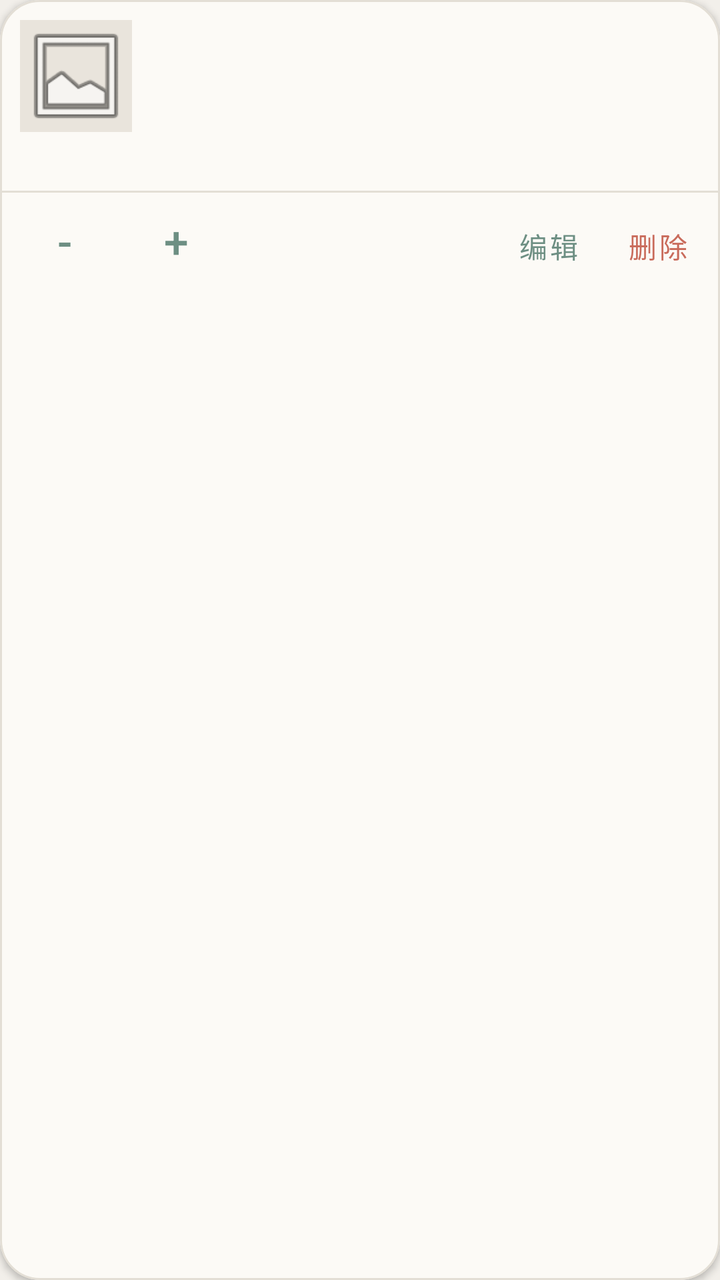
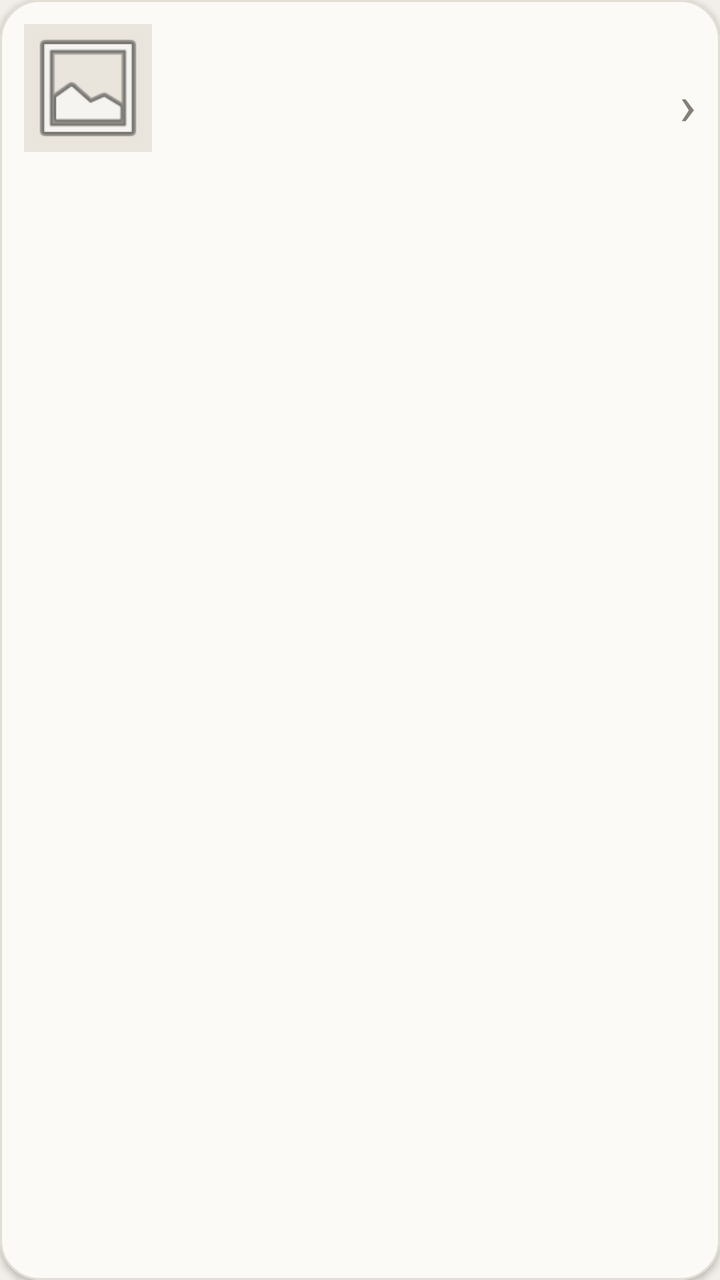

Two renders of the same Android screen: before a commit and after it. Below are the layout's source before the change and the commit's diff.
<!-- AndroidManifest.xml: application theme Theme.PartManager -->
<!-- res/layout/item_part.xml -->
<?xml version="1.0" encoding="utf-8"?>
<com.google.android.material.card.MaterialCardView xmlns:android="http://schemas.android.com/apk/res/android"
    xmlns:app="http://schemas.android.com/apk/res-auto"
    android:layout_width="match_parent"
    android:layout_height="wrap_content"
    android:layout_marginLeft="4dp"
    android:layout_marginTop="6dp"
    android:layout_marginRight="4dp"
    android:layout_marginBottom="6dp"
    android:clickable="false"
    android:focusable="false"
    app:cardBackgroundColor="@color/morandi_card"
    app:cardCornerRadius="20dp"
    app:cardElevation="2dp"
    app:strokeColor="@color/divider"
    app:strokeWidth="1dp">

    <LinearLayout
        android:layout_width="match_parent"
        android:layout_height="wrap_content"
        android:orientation="vertical">

        <LinearLayout
            android:layout_width="match_parent"
            android:layout_height="wrap_content"
            android:orientation="horizontal"
            android:paddingStart="10dp"
            android:paddingTop="10dp"
            android:paddingEnd="10dp"
            android:paddingBottom="6dp">

            <ImageView
                android:id="@+id/imgPart"
                android:layout_width="56dp"
                android:layout_height="56dp"
                android:background="@color/morandi_input"
                android:scaleType="centerCrop"
                android:src="@android:drawable/ic_menu_gallery" />

            <LinearLayout
                android:layout_width="0dp"
                android:layout_height="wrap_content"
                android:layout_marginStart="10dp"
                android:layout_weight="1"
                android:orientation="vertical">

                <TextView
                    android:id="@+id/tvTitle"
                    android:layout_width="match_parent"
                    android:layout_height="wrap_content"
                    android:textColor="@color/text_primary"
                    android:textSize="16sp"
                    android:textStyle="bold" />

                <TextView
                    android:id="@+id/tvCode"
                    android:layout_width="match_parent"
                    android:layout_height="wrap_content"
                    android:layout_marginTop="2dp"
                    android:textColor="@color/text_secondary"
                    android:textSize="12sp" />

                <TextView
                    android:id="@+id/tvQty"
                    android:layout_width="match_parent"
                    android:layout_height="wrap_content"
                    android:layout_marginTop="2dp"
                    android:textColor="@color/primary"
                    android:textSize="14sp"
                    android:textStyle="bold" />

                <TextView
                    android:id="@+id/tvMeta"
                    android:layout_width="match_parent"
                    android:layout_height="wrap_content"
                    android:layout_marginTop="2dp"
                    android:textColor="@color/text_secondary"
                    android:textSize="12sp" />
            </LinearLayout>
        </LinearLayout>

        <View
            android:layout_width="match_parent"
            android:layout_height="1dp"
            android:background="@color/divider" />

        <LinearLayout
            android:layout_width="match_parent"
            android:layout_height="wrap_content"
            android:orientation="horizontal"
            android:paddingStart="4dp"
            android:paddingEnd="4dp">

            <com.google.android.material.button.MaterialButton
                android:id="@+id/btnMinus"
                style="@style/Widget.MaterialComponents.Button.TextButton"
                android:layout_width="56dp"
                android:layout_height="48dp"
                android:insetTop="0dp"
                android:insetBottom="0dp"
                android:minWidth="0dp"
                android:text="-"
                android:textColor="@color/primary"
                android:textSize="22sp"
                app:iconPadding="0dp"
                app:iconTint="@color/primary" />

            <com.google.android.material.button.MaterialButton
                android:id="@+id/btnPlus"
                style="@style/Widget.MaterialComponents.Button.TextButton"
                android:layout_width="56dp"
                android:layout_height="48dp"
                android:insetTop="0dp"
                android:insetBottom="0dp"
                android:minWidth="0dp"
                android:text="+"
                android:textColor="@color/primary"
                android:textSize="22sp"
                app:iconPadding="0dp"
                app:iconTint="@color/primary" />

            <View
                android:layout_width="0dp"
                android:layout_height="1dp"
                android:layout_weight="1" />

            <com.google.android.material.button.MaterialButton
                android:id="@+id/btnEdit"
                style="@style/Widget.MaterialComponents.Button.TextButton"
                android:layout_width="wrap_content"
                android:layout_height="48dp"
                android:insetTop="0dp"
                android:insetBottom="0dp"
                android:minWidth="0dp"
                android:paddingStart="12dp"
                android:paddingEnd="12dp"
                android:text="编辑"
                android:textColor="@color/primary"
                android:textSize="14sp"
                app:iconPadding="0dp"
                app:iconTint="@color/primary" />

            <com.google.android.material.button.MaterialButton
                android:id="@+id/btnDelete"
                style="@style/Widget.MaterialComponents.Button.TextButton"
                android:layout_width="wrap_content"
                android:layout_height="48dp"
                android:insetTop="0dp"
                android:insetBottom="0dp"
                android:minWidth="0dp"
                android:paddingStart="12dp"
                android:paddingEnd="12dp"
                android:text="删除"
                android:textColor="@color/error"
                android:textSize="14sp"
                app:iconPadding="0dp"
                app:iconTint="@color/error" />

        </LinearLayout>

    </LinearLayout>

</com.google.android.material.card.MaterialCardView>
<!-- resources referenced by this layout -->
<resources>
  <color name="divider">#E3DED5</color>
  <color name="error">#C96B5B</color>
  <color name="morandi_card">#FCFAF6</color>
  <color name="morandi_input">#E9E4DC</color>
  <color name="primary">#6D8F83</color>
  <color name="text_primary">#3B3A36</color>
  <color name="text_secondary">#858077</color>
  <style name="Theme.PartManager" parent="Theme.MaterialComponents.Light.NoActionBar">
          <item name="colorPrimary">@color/primary</item>
          <item name="colorPrimaryVariant">@color/primary_dark</item>
          <item name="colorOnPrimary">@color/on_primary</item>
          <item name="colorSecondary">@color/accent</item>
          <item name="colorSecondaryVariant">@color/accent</item>
          <item name="colorOnSecondary">@color/on_primary</item>
          <item name="colorSurface">@color/morandi_surface</item>
          <item name="colorOnSurface">@color/text_primary</item>
          <item name="colorError">@color/error</item>
          <item name="android:colorBackground">@color/morandi_background</item>
          <item name="android:windowBackground">@color/morandi_background</item>
          <item name="android:statusBarColor">@color/primary_dark</item>
          <item name="android:windowLightStatusBar">false</item>
          <item name="materialButtonStyle">@style/Widget.Morandi.Button</item>
      </style>
  <color name="primary_dark">#55736A</color>
  <color name="on_primary">#FFFFFF</color>
  <color name="accent">#C5AFA6</color>
  <color name="morandi_surface">#F9F6F1</color>
  <color name="morandi_background">#F2EFEA</color>
  <style name="Widget.Morandi.Button" parent="Widget.MaterialComponents.Button">
          <item name="backgroundTint">@color/primary</item>
          <item name="cornerRadius">16dp</item>
          <item name="android:textColor">@color/on_primary</item>
          <item name="android:textSize">16sp</item>
          <item name="android:textAllCaps">false</item>
          <item name="android:minHeight">48dp</item>
      </style>
</resources>

<!-- the commit's change to res/layout/item_part.xml (unified diff, before → after) -->
@@ -1,14 +1,16 @@
 <?xml version="1.0" encoding="utf-8"?>
 <com.google.android.material.card.MaterialCardView xmlns:android="http://schemas.android.com/apk/res/android"
     xmlns:app="http://schemas.android.com/apk/res-auto"
+    android:id="@+id/cardRoot"
     android:layout_width="match_parent"
     android:layout_height="wrap_content"
     android:layout_marginLeft="4dp"
     android:layout_marginTop="6dp"
     android:layout_marginRight="4dp"
     android:layout_marginBottom="6dp"
-    android:clickable="false"
-    android:focusable="false"
+    android:clickable="true"
+    android:focusable="true"
+    android:foreground="?attr/selectableItemBackground"
     app:cardBackgroundColor="@color/morandi_card"
     app:cardCornerRadius="20dp"
     app:cardElevation="2dp"
@@ -18,145 +20,66 @@
     <LinearLayout
         android:layout_width="match_parent"
         android:layout_height="wrap_content"
-        android:orientation="vertical">
+        android:orientation="horizontal"
+        android:padding="12dp">
+
+        <ImageView
+            android:id="@+id/imgPart"
+            android:layout_width="64dp"
+            android:layout_height="64dp"
+            android:background="@color/morandi_input"
+            android:scaleType="centerCrop"
+            android:src="@android:drawable/ic_menu_gallery" />
 
         <LinearLayout
-            android:layout_width="match_parent"
+            android:layout_width="0dp"
             android:layout_height="wrap_content"
-            android:orientation="horizontal"
-            android:paddingStart="10dp"
-            android:paddingTop="10dp"
-            android:paddingEnd="10dp"
-            android:paddingBottom="6dp">
+            android:layout_marginStart="12dp"
+            android:layout_weight="1"
+            android:orientation="vertical"
+            android:gravity="center_vertical">
 
-            <ImageView
-                android:id="@+id/imgPart"
-                android:layout_width="56dp"
-                android:layout_height="56dp"
-                android:background="@color/morandi_input"
-                android:scaleType="centerCrop"
-                android:src="@android:drawable/ic_menu_gallery" />
+            <TextView
+                android:id="@+id/tvTitle"
+                android:layout_width="match_parent"
+                android:layout_height="wrap_content"
+                android:textColor="@color/text_primary"
+                android:textSize="16sp"
+                android:textStyle="bold" />
 
-            <LinearLayout
-                android:layout_width="0dp"
+            <TextView
+                android:id="@+id/tvCode"
+                android:layout_width="match_parent"
                 android:layout_height="wrap_content"
-                android:layout_marginStart="10dp"
-                android:layout_weight="1"
-                android:orientation="vertical">
+                android:layout_marginTop="2dp"
+                android:textColor="@color/text_secondary"
+                android:textSize="12sp" />
 
-                <TextView
-                    android:id="@+id/tvTitle"
-                    android:layout_width="match_parent"
-                    android:layout_height="wrap_content"
-                    android:textColor="@color/text_primary"
-                    android:textSize="16sp"
-                    android:textStyle="bold" />
+            <TextView
+                android:id="@+id/tvQty"
+                android:layout_width="match_parent"
+                android:layout_height="wrap_content"
+                android:layout_marginTop="2dp"
+                android:textColor="@color/primary"
+                android:textSize="14sp"
+                android:textStyle="bold" />
 
-                <TextView
-                    android:id="@+id/tvCode"
-                    android:layout_width="match_parent"
-                    android:layout_height="wrap_content"
-                    android:layout_marginTop="2dp"
-                    android:textColor="@color/text_secondary"
-                    android:textSize="12sp" />
-
-                <TextView
-                    android:id="@+id/tvQty"
-                    android:layout_width="match_parent"
-                    android:layout_height="wrap_content"
-                    android:layout_marginTop="2dp"
-                    android:textColor="@color/primary"
-                    android:textSize="14sp"
-                    android:textStyle="bold" />
-
-                <TextView
-                    android:id="@+id/tvMeta"
-                    android:layout_width="match_parent"
-                    android:layout_height="wrap_content"
-                    android:layout_marginTop="2dp"
-                    android:textColor="@color/text_secondary"
-                    android:textSize="12sp" />
-            </LinearLayout>
+            <TextView
+                android:id="@+id/tvMeta"
+                android:layout_width="match_parent"
+                android:layout_height="wrap_content"
+                android:layout_marginTop="2dp"
+                android:textColor="@color/text_secondary"
+                android:textSize="12sp" />
         </LinearLayout>
 
-        <View
-            android:layout_width="match_parent"
-            android:layout_height="1dp"
-            android:background="@color/divider" />
-
-        <LinearLayout
-            android:layout_width="match_parent"
+        <TextView
+            android:layout_width="wrap_content"
             android:layout_height="wrap_content"
-            android:orientation="horizontal"
-            android:paddingStart="4dp"
-            android:paddingEnd="4dp">
-
-            <com.google.android.material.button.MaterialButton
-                android:id="@+id/btnMinus"
-                style="@style/Widget.MaterialComponents.Button.TextButton"
-                android:layout_width="56dp"
-                android:layout_height="48dp"
-                android:insetTop="0dp"
-                android:insetBottom="0dp"
-                android:minWidth="0dp"
-                android:text="-"
-                android:textColor="@color/primary"
-                android:textSize="22sp"
-                app:iconPadding="0dp"
-                app:iconTint="@color/primary" />
-
-            <com.google.android.material.button.MaterialButton
-                android:id="@+id/btnPlus"
-                style="@style/Widget.MaterialComponents.Button.TextButton"
-                android:layout_width="56dp"
-                android:layout_height="48dp"
-                android:insetTop="0dp"
-                android:insetBottom="0dp"
-                android:minWidth="0dp"
-                android:text="+"
-                android:textColor="@color/primary"
-                android:textSize="22sp"
-                app:iconPadding="0dp"
-                app:iconTint="@color/primary" />
-
-            <View
-                android:layout_width="0dp"
-                android:layout_height="1dp"
-                android:layout_weight="1" />
-
-            <com.google.android.material.button.MaterialButton
-                android:id="@+id/btnEdit"
-                style="@style/Widget.MaterialComponents.Button.TextButton"
-                android:layout_width="wrap_content"
-                android:layout_height="48dp"
-                android:insetTop="0dp"
-                android:insetBottom="0dp"
-                android:minWidth="0dp"
-                android:paddingStart="12dp"
-                android:paddingEnd="12dp"
-                android:text="编辑"
-                android:textColor="@color/primary"
-                android:textSize="14sp"
-                app:iconPadding="0dp"
-                app:iconTint="@color/primary" />
-
-            <com.google.android.material.button.MaterialButton
-                android:id="@+id/btnDelete"
-                style="@style/Widget.MaterialComponents.Button.TextButton"
-                android:layout_width="wrap_content"
-                android:layout_height="48dp"
-                android:insetTop="0dp"
-                android:insetBottom="0dp"
-                android:minWidth="0dp"
-                android:paddingStart="12dp"
-                android:paddingEnd="12dp"
-                android:text="删除"
-                android:textColor="@color/error"
-                android:textSize="14sp"
-                app:iconPadding="0dp"
-                app:iconTint="@color/error" />
-
-        </LinearLayout>
+            android:layout_gravity="center_vertical"
+            android:text="›"
+            android:textColor="@color/text_secondary"
+            android:textSize="28sp" />
 
     </LinearLayout>
 
